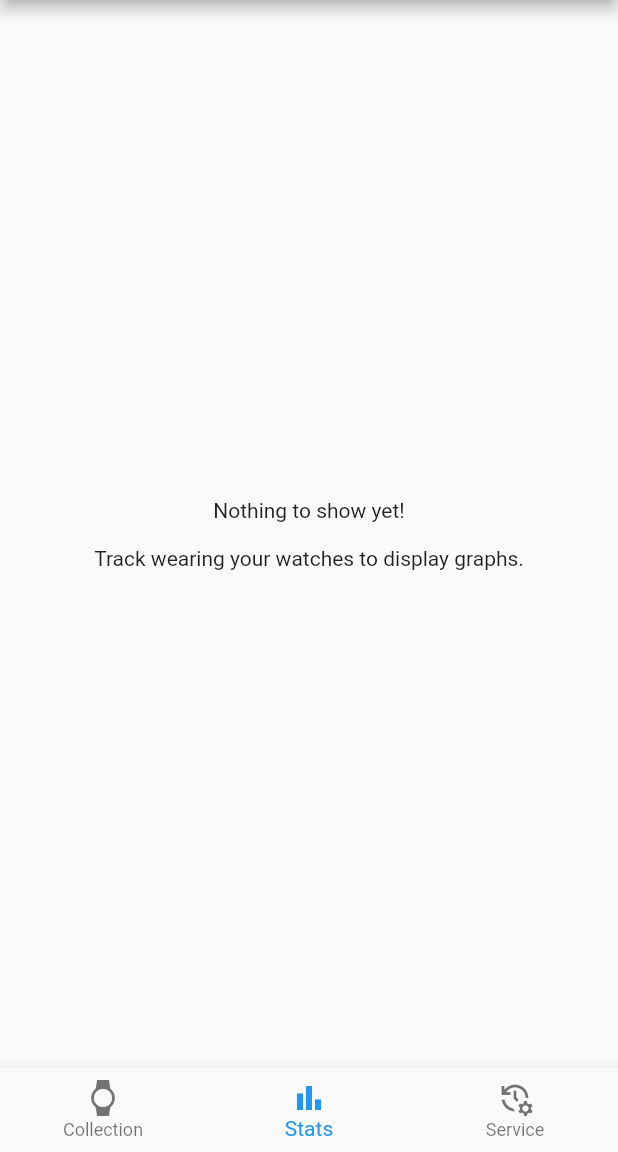
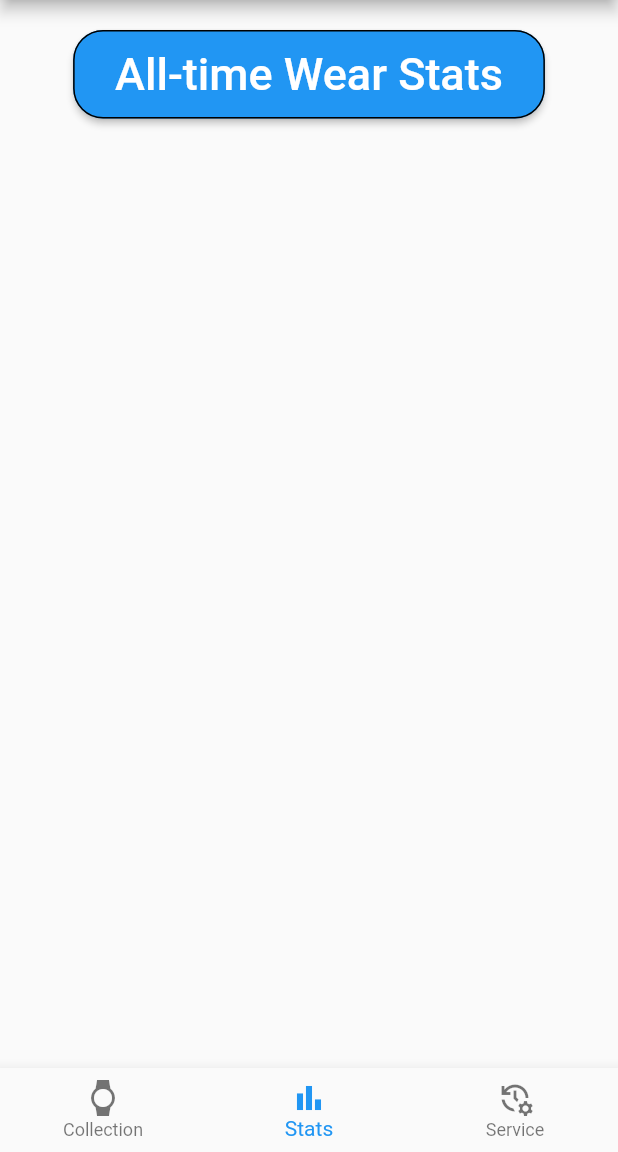
Before and after one commit to Stif-UK/WristCheck, a Flutter app: the screen it shows after launch, item 2 of the bottom bar chosen, on a phone screen of 412 x 824 dp, the part 84-1236 px from its top. Run offline on Flutter 3.47's test engine with Material 2 defaults, Android fonts, the phone set to English and light mode, and no system bars; our stand-ins replace charts_flutter, get, hive, hive_flutter, jiffy; accounts and stored records are empty.

Commit message:
began building layout for charts

```diff
--- a/lib/ui/StatsWidget.dart
+++ b/lib/ui/StatsWidget.dart
@@ -1,4 +1,6 @@
 import 'package:flutter/material.dart';
+import 'package:get/get.dart';
+import 'package:wristcheck/ui/wearStats.dart';
 
 class StatsWidget extends StatefulWidget {
   const StatsWidget({Key? key}) : super(key: key);
@@ -10,9 +12,44 @@ class StatsWidget extends StatefulWidget {
 class _StatsWidgetState extends State<StatsWidget> {
   @override
   Widget build(BuildContext context) {
-    return Container(
-        alignment: Alignment.center,
-        child: const Text("Nothing to show yet!\n\nTrack wearing your watches to display graphs.", textAlign: TextAlign.center,),
+    return Column(
+      mainAxisAlignment: MainAxisAlignment.start,
+      crossAxisAlignment: CrossAxisAlignment.center,
+
+      children: [
+        const SizedBox(height: 20),
+        Align(
+          alignment: Alignment.center,
+          child: ElevatedButton(
+            child: const Padding(
+              padding: EdgeInsets.all(12.0),
+              child: Text("All-time Wear Stats",
+              style: TextStyle(
+                fontSize: 30,
+              ),),
+            ),
+            onPressed: (){ Get.to(() => WearStats());},
+            style: ButtonStyle(
+              shape: MaterialStateProperty.all<RoundedRectangleBorder>(
+                      RoundedRectangleBorder(
+                          borderRadius: BorderRadius.circular(20.0),
+                          side: BorderSide(color: Colors.black)
+                      )
+
+    )
+    )
+    ),
+          ),
+
+      ],
     );
+
   }
 }
+
+
+//Saving this to re-use later
+// return Container(
+// alignment: Alignment.center,
+// child: const Text("Nothing to show yet!\n\nTrack wearing your watches to display graphs.", textAlign: TextAlign.center,),
+// );
--- a/pubspec.yaml
+++ b/pubspec.yaml
@@ -43,7 +43,7 @@ dependencies:
   provider: ^6.0.3
   intl: ^0.17.0
   jiffy: ^5.0.0
-  flutter_charts: ^0.5.0
+  charts_flutter: ^0.12.0
 
 dev_dependencies:
   flutter_test:
```
Also changed, not shown: lib/ui/charts/wear_chart.dart (added, +42 -0 lines), lib/ui/wearStats.dart (added, +36 -0 lines), pubspec.lock.
